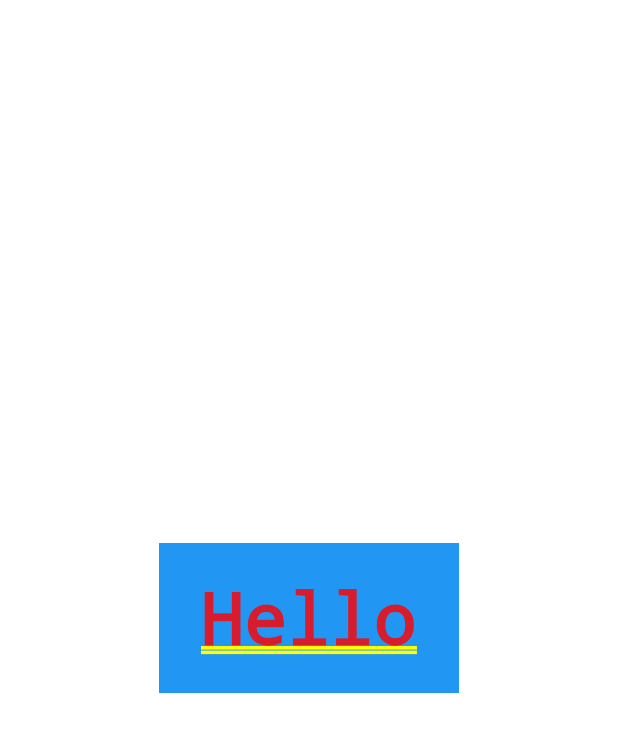
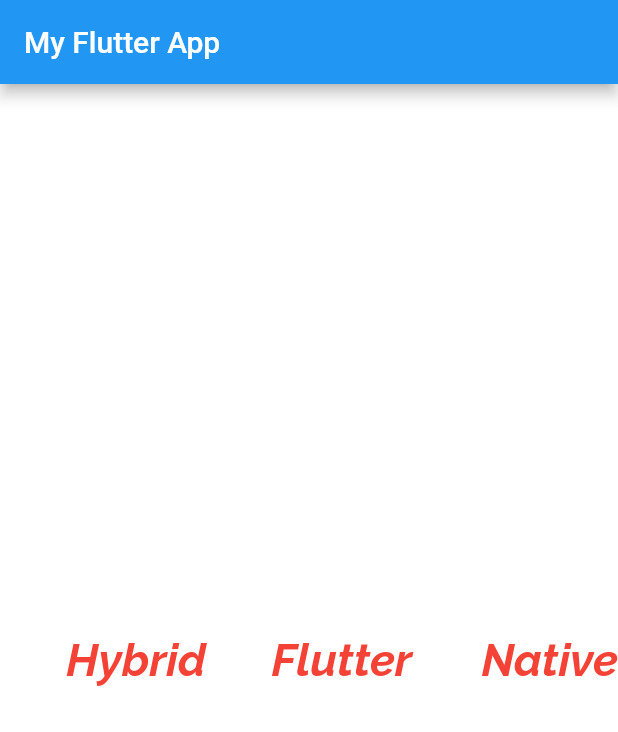
Before and after one commit to savanitaliya11/Flutter_app, a Flutter app: the screen it shows after launch, on a phone screen of 412 x 824 dp. Shown: the top 732 px of the screen. Run offline on Flutter 3.47's test engine with Material 2 defaults, Android fonts, the phone set to English and light mode, and no system bars.

Commit message:
Row and column

```diff
--- a/lib/app_screens/home.dart
+++ b/lib/app_screens/home.dart
@@ -3,19 +3,65 @@ import 'package:flutter/material.dart';
 
 class Home extends StatelessWidget {
   @override
-
   Widget build(BuildContext context) {
-    return Center(
+    return Scaffold(
+      backgroundColor: Colors.white,
+      appBar: AppBar(
+        title: Text('My Flutter App'),
+        backgroundColor: Colors.blue,
+      ),
+      body: Center(
         child: Container(
             alignment: Alignment.center,
-        color: Colors.blue,
-         width: 200.0,
-         height: 100.0,
+
+            // width: 200.0,
+            // height: 100.0,
             //margin: EdgeInsets.all(20),
             //margin: EdgeInsets.only(left: 20,right: 20, top: 20, bottom: 20),
             //padding: EdgeInsets.all(10),
             //padding: EdgeInsets.only(left: 15, right: 15, top: 15, bottom: 15),
-        child: Text('Hello',textDirection: TextDirection.rtl,),
+            child:
+
+
+            Row(
+              children: [
+
+                Expanded(child: Text(
+                  'Hybrid',
+                  textDirection: TextDirection.rtl,
+                  style: TextStyle(
+                      decoration: TextDecoration.none,
+                      fontSize: 30,
+                      fontFamily: 'Raleway',
+                      fontWeight: FontWeight.w700,
+                      fontStyle: FontStyle.italic,
+                      color: Colors.red),
+                )),
+
+                Expanded(child: Text(
+                  'Flutter',
+                  textDirection: TextDirection.rtl,
+                  style: TextStyle(
+                      decoration: TextDecoration.none,
+                      fontSize: 30,
+                      fontFamily: 'Raleway',
+                      fontWeight: FontWeight.w700,
+                      fontStyle: FontStyle.italic,
+                      color: Colors.red),
+                )),
+                Expanded(child: Text(
+                  'Native',
+                  textDirection: TextDirection.rtl,
+                  style: TextStyle(
+                      decoration: TextDecoration.none,
+                      fontSize: 30,
+                      fontFamily: 'Raleway',
+                      fontWeight: FontWeight.w700,
+                      fontStyle: FontStyle.italic,
+                      color: Colors.red),
+                )),
+              ],
+            )),
       ),
     );
   }
```
Lines whose indentation alone changed are shown as unchanged.
